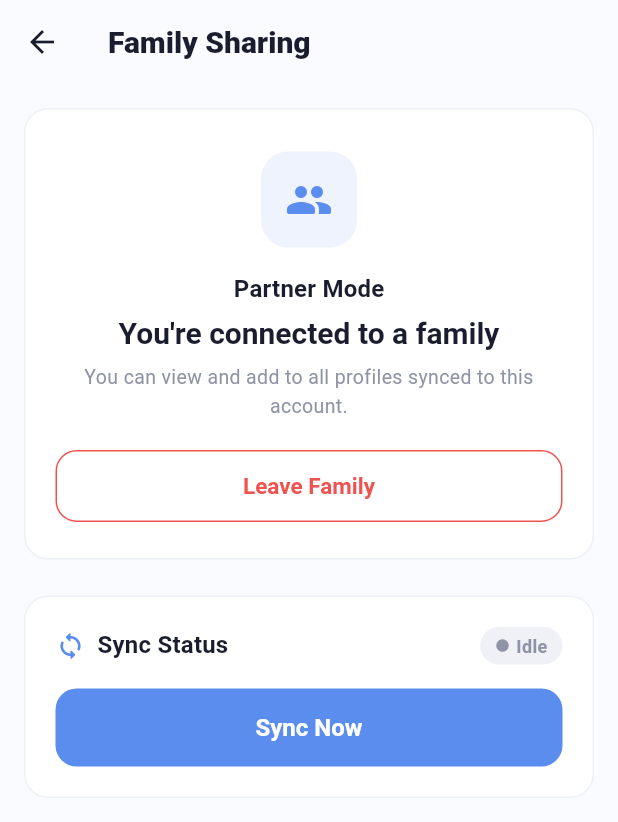
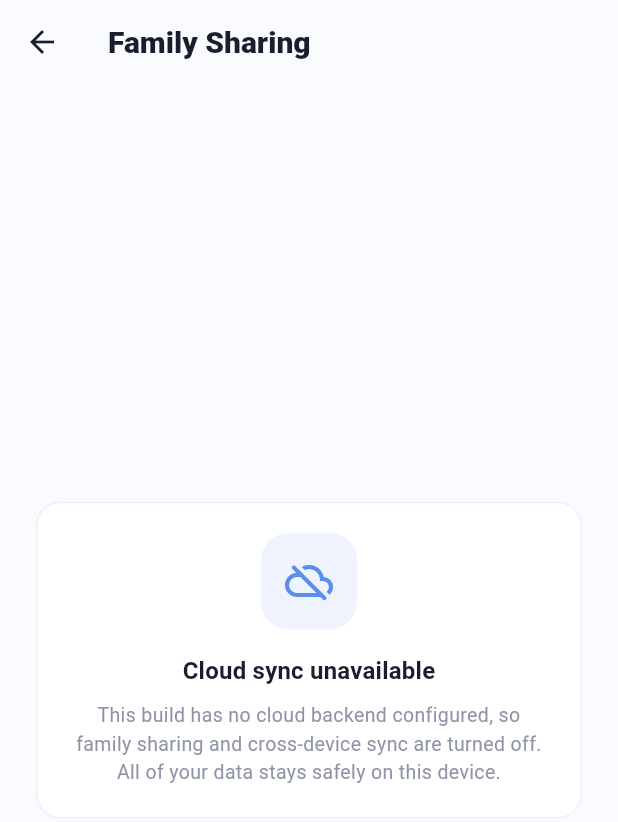
Before and after one commit to nikkyzam/Kids-app, a Flutter app: the FamilySharingScreen screen opened directly, on a phone screen of 412 x 824 dp. Shown: the top 822 px of the screen. Run offline on Flutter 3.47's test engine with Material 3 defaults, Android fonts, the phone set to English and light mode, and no system bars; our stand-ins replace confetti, file_picker, flutter_local_notifications, image_picker, pdf, printing and 5 more; accounts and stored records are empty; Roboto replaces fonts that are missing (Nunito).

Commit message:
fix: make Supabase cloud sync optional so the app boots offline
The app called Supabase.initialize() unconditionally at startup with the
placeholder credentials in supabase_config.dart, so a fresh checkout would
fail to boot — and it contradicted the product's offline-first design ("no
cloud, no accounts", "entirely on-device").

Cloud sync is now genuinely opt-in:

- SupabaseConfig gains isConfigured plus build-time injection via
  --dart-define=SUPABASE_URL/SUPABASE_ANON_KEY (keeps secrets out of source).
- main.dart only initializes Supabase when real credentials are present.
- AuthService is offline-safe: read accessors (isSignedIn, currentUser,
  authStateChanges, familyId, isPartner) never touch an uninitialized client,
  and mutating actions throw a clear SyncUnavailableException.
- AuthProvider only subscribes to auth changes when sync is available and
  exposes isSyncAvailable.
- Settings hides the "Account & Sync" section, and Family Sharing shows a
  friendly "Cloud sync unavailable" notice, when no backend is configured.
- Adds a regression test locking in the offline-first default.
- README documents the optional cloud-sync setup.

Co-Authored-By: Claude Opus 4.8 <noreply@anthropic.com>
Claude-Session: https://claude.ai/code/session_01S56w1K6vwWdA7FzfEi6Z3A

```diff
--- a/lib/config/supabase_config.dart
+++ b/lib/config/supabase_config.dart
@@ -1,6 +1,27 @@
 class SupabaseConfig {
-  // Replace these with your Supabase project values.
-  // Dashboard → Project Settings → API
-  static const String url = 'YOUR_SUPABASE_URL';
-  static const String anonKey = 'YOUR_SUPABASE_ANON_KEY';
+  // Credentials can be injected at build time (recommended — keeps secrets out
+  // of source control):
+  //   flutter run --dart-define=SUPABASE_URL=... --dart-define=SUPABASE_ANON_KEY=...
+  // or by replacing the placeholder default values below.
+  //   Dashboard → Project Settings → API
+  static const String url = String.fromEnvironment(
+    'SUPABASE_URL',
+    defaultValue: 'YOUR_SUPABASE_URL',
+  );
+
+  static const String anonKey = String.fromEnvironment(
+    'SUPABASE_ANON_KEY',
+    defaultValue: 'YOUR_SUPABASE_ANON_KEY',
+  );
+
+  /// Whether real Supabase credentials have been supplied.
+  ///
+  /// PlaySteps is offline-first: when this is `false` the app runs entirely
+  /// on-device and every cloud-sync feature is disabled gracefully, rather than
+  /// crashing at startup on the placeholder values above.
+  static bool get isConfigured {
+    final hasValidUrl = url.startsWith('http') && !url.contains('YOUR_SUPABASE');
+    final hasValidKey = anonKey.isNotEmpty && !anonKey.contains('YOUR_SUPABASE');
+    return hasValidUrl && hasValidKey;
+  }
 }
--- a/lib/screens/settings/family_sharing_screen.dart
+++ b/lib/screens/settings/family_sharing_screen.dart
@@ -63,6 +63,9 @@ class _FamilySharingScreenState extends State<FamilySharingScreen> {
   }
 
   Widget _buildBody(BuildContext context, AuthProvider authProvider) {
+    if (!authProvider.isSyncAvailable) {
+      return _buildSyncUnavailable(context);
+    }
     return ListView(
       padding: const EdgeInsets.all(16),
       children: [
@@ -76,6 +79,49 @@ class _FamilySharingScreenState extends State<FamilySharingScreen> {
         const SizedBox(height: 24),
         _buildSyncSection(context, authProvider),
       ],
+    );
+  }
+
+  // ---------------------------------------------------------------------------
+  // Sync unavailable (no Supabase credentials configured)
+  // ---------------------------------------------------------------------------
+
+  Widget _buildSyncUnavailable(BuildContext context) {
+    return Center(
+      child: Padding(
+        padding: const EdgeInsets.all(24),
+        child: _AppCard(
+          child: Column(
+            mainAxisSize: MainAxisSize.min,
+            children: [
+              Container(
+                width: 64,
+                height: 64,
+                decoration: BoxDecoration(
+                  color: AppTheme.primaryLight,
+                  borderRadius: BorderRadius.circular(18),
+                ),
+                child: const Icon(Icons.cloud_off_rounded,
+                    color: AppTheme.primary, size: 32),
+              ),
+              const SizedBox(height: 16),
+              Text(
+                'Cloud sync unavailable',
+                style: Theme.of(context).textTheme.titleMedium,
+                textAlign: TextAlign.center,
+              ),
+              const SizedBox(height: 8),
+              Text(
+                'This build has no cloud backend configured, so family sharing '
+                'and cross-device sync are turned off. All of your data stays '
+                'safely on this device.',
+                style: Theme.of(context).textTheme.bodyMedium,
+                textAlign: TextAlign.center,
+              ),
+            ],
+          ),
+        ),
+      ),
     );
   }
 
--- a/lib/services/auth_service.dart
+++ b/lib/services/auth_service.dart
@@ -1,5 +1,20 @@
 import 'dart:math';
 import 'package:supabase_flutter/supabase_flutter.dart';
+
+import '../config/supabase_config.dart';
+
+/// Thrown when a cloud-sync action is attempted on a build without configured
+/// Supabase credentials.
+class SyncUnavailableException implements Exception {
+  final String message;
+  const SyncUnavailableException([
+    this.message =
+        'Cloud sync is not set up for this build. Add Supabase credentials to enable it.',
+  ]);
+
+  @override
+  String toString() => message;
+}
 
 class AuthService {
   AuthService._();
@@ -7,15 +22,24 @@ class AuthService {
 
   SupabaseClient get _client => Supabase.instance.client;
 
+  /// Whether cloud sync is available (Supabase has been configured & initialized).
+  bool get isAvailable => SupabaseConfig.isConfigured;
+
+  void _requireAvailable() {
+    if (!isAvailable) throw const SyncUnavailableException();
+  }
+
   // ---------------------------------------------------------------------------
   // Auth state helpers
   // ---------------------------------------------------------------------------
 
-  bool get isSignedIn => _client.auth.currentUser != null;
+  bool get isSignedIn => isAvailable && _client.auth.currentUser != null;
 
-  User? get currentUser => _client.auth.currentUser;
+  User? get currentUser => isAvailable ? _client.auth.currentUser : null;
 
-  Stream<AuthState> get authStateChanges => _client.auth.onAuthStateChange;
+  Stream<AuthState> get authStateChanges => isAvailable
+      ? _client.auth.onAuthStateChange
+      : const Stream<AuthState>.empty();
 
   // ---------------------------------------------------------------------------
   // Family helpers
@@ -43,6 +67,7 @@ class AuthService {
 
   /// Sends a magic-link / OTP to the given email address.
   Future<void> signInWithEmail(String email) async {
+    _requireAvailable();
     await _client.auth.signInWithOtp(
       email: email,
       emailRedirectTo: null,
@@ -51,6 +76,7 @@ class AuthService {
 
   /// Verifies the 6-digit OTP received by email.
   Future<AuthResponse> verifyOtp(String email, String token) async {
+    _requireAvailable();
     return _client.auth.verifyOTP(
       email: email,
       token: token,
@@ -69,6 +95,7 @@ class AuthService {
   /// Creates (or updates) a row in the `families` table for the current user
   /// and returns a freshly generated 6-character invite code.
   Future<String> createFamily() async {
+    _requireAvailable();
     final userId = currentUser!.id;
     final code = _generateCode();
 
@@ -97,6 +124,7 @@ class AuthService {
   /// Looks up the family by invite code and stores the owner's id in the
   /// current user's metadata. Returns true on success.
   Future<bool> joinFamily(String code) async {
+    _requireAvailable();
     final response = await _client
         .from('families')
         .select('owner_id')
@@ -116,6 +144,7 @@ class AuthService {
 
   /// Removes the `family_owner` key from the current user's metadata.
   Future<void> leaveFamily() async {
+    _requireAvailable();
     await _client.auth.updateUser(
       UserAttributes(data: {'family_owner': null}),
     );
```
Also changed, not shown: lib/main.dart (+9 -4 lines), lib/providers/auth_provider.dart (+10 -5 lines), lib/screens/settings/settings_screen.dart (+7 -3 lines), 2 other files.
